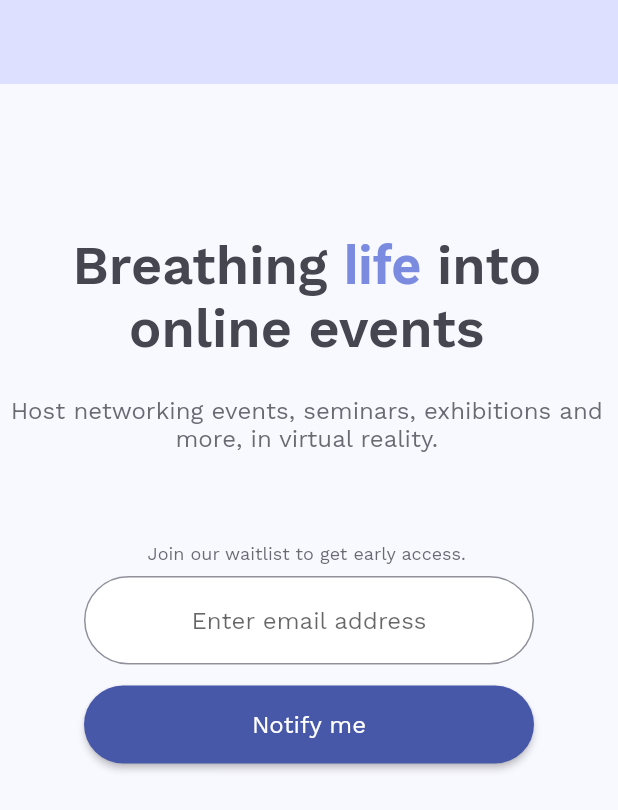
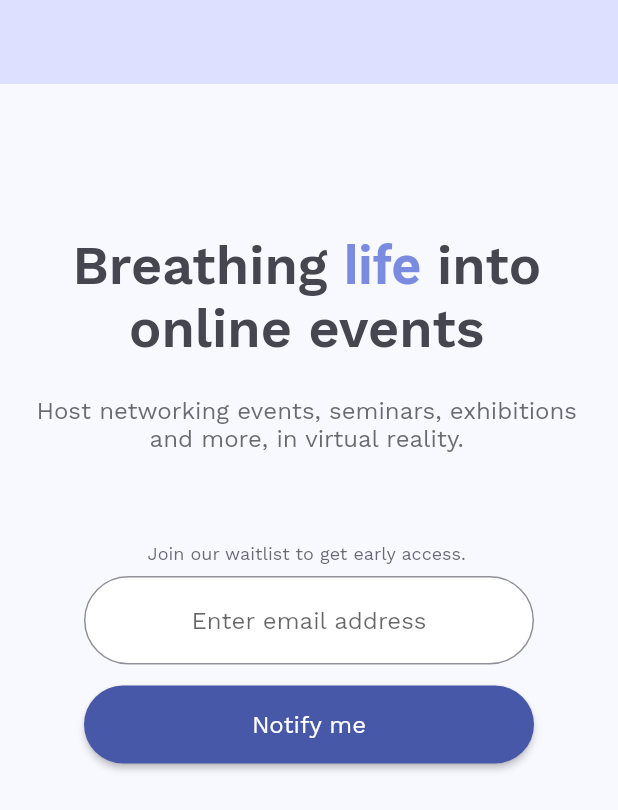
Before and after one commit to cervonwong/vrmeet_website, a Flutter app: the screen it shows after launch, on a phone screen of 412 x 824 dp. Shown: the top 810 px of the screen. Run offline on Flutter 3.47's test engine with Material 2 defaults, Android fonts, the phone set to English and light mode, and no system bars; our stand-ins replace google_fonts.

Commit message:
Implement layout calculator for responsive design

```diff
--- /dev/null
+++ b/lib/layout_calculator.dart
@@ -0,0 +1,40 @@
+import 'package:flutter/material.dart';
+
+class LayoutCalculator {
+  LayoutCalculator._(); // Prevent instantiation with private constructor.
+
+  static LayoutBreakpoint breakpoint({required BuildContext context}) {
+    final screenWidth = MediaQuery.of(context).size.width;
+
+    if (screenWidth < 1440.0) {
+      return LayoutBreakpoint.smallest;
+    } else {
+      return LayoutBreakpoint.large;
+    }
+  }
+
+  static double margin({required BuildContext context}) {
+    // final screenWidth = MediaQuery.of(context).size.width;
+
+    switch (breakpoint(context: context)) {
+      case LayoutBreakpoint.smallest:
+        return 16.0;
+      case LayoutBreakpoint.large:
+        return 200.0;
+    }
+  }
+
+  static double appBarHorizontalMargin({required BuildContext context}) {
+    return margin(context: context).clamp(16.0, 32.0);
+  }
+
+  static double appBarVerticalMargin({required BuildContext context}) {
+    return 12.0;
+  }
+}
+
+// The relative size of the app window wrt to the width of the app window.
+enum LayoutBreakpoint {
+  smallest, // Approx. width of Phone.
+  large, // Approx. width of Laptop.
+}
--- a/lib/main.dart
+++ b/lib/main.dart
@@ -1,6 +1,7 @@
 import 'package:flutter/cupertino.dart';
 import 'package:flutter/material.dart';
 import 'package:google_fonts/google_fonts.dart';
+import 'package:playground/layout_calculator.dart';
 import 'color_constants.dart';
 
 void main() {
@@ -21,7 +22,17 @@ class MyApp extends StatelessWidget {
           primary: kPrimaryColor,
         ),
       ),
-      home: Scaffold(
+      home: Home(),
+    );
+  }
+}
+
+class Home extends StatelessWidget {
+  Home({Key? key}) : super(key: key);
+
+  @override
+  Widget build(BuildContext context) {
+    return Scaffold(
       backgroundColor: kBackgroundColor,
       appBar: AppBar(
         backgroundColor: kNavColor,
@@ -32,7 +43,11 @@ class MyApp extends StatelessWidget {
           const SizedBox(
             height: 100.0,
           ),
-            SelectableText.rich(
+          Padding(
+            padding: EdgeInsets.symmetric(
+              horizontal: LayoutCalculator.margin(context: context),
+            ),
+            child: SelectableText.rich(
               TextSpan(
                 text: 'Breathing ',
                 style: GoogleFonts.workSans(
@@ -52,15 +67,21 @@ class MyApp extends StatelessWidget {
               ),
               textAlign: TextAlign.center,
             ),
+          ),
           const SizedBox(
             height: 24.0,
           ),
-            SelectableText(
+          Padding(
+            padding: EdgeInsets.symmetric(
+              horizontal: LayoutCalculator.margin(context: context),
+            ),
+            child: SelectableText(
               'Host networking events, seminars, exhibitions and more, in virtual reality.',
               textAlign: TextAlign.center,
               style: GoogleFonts.workSans(
                 fontSize: 16.0,
                 color: kTextColor080,
+              ),
             ),
           ),
           const SizedBox(
@@ -148,7 +169,6 @@ class MyApp extends StatelessWidget {
           ),
         ],
       ),
-      ),
     );
   }
 }
```
Lines whose indentation alone changed are shown as unchanged.
